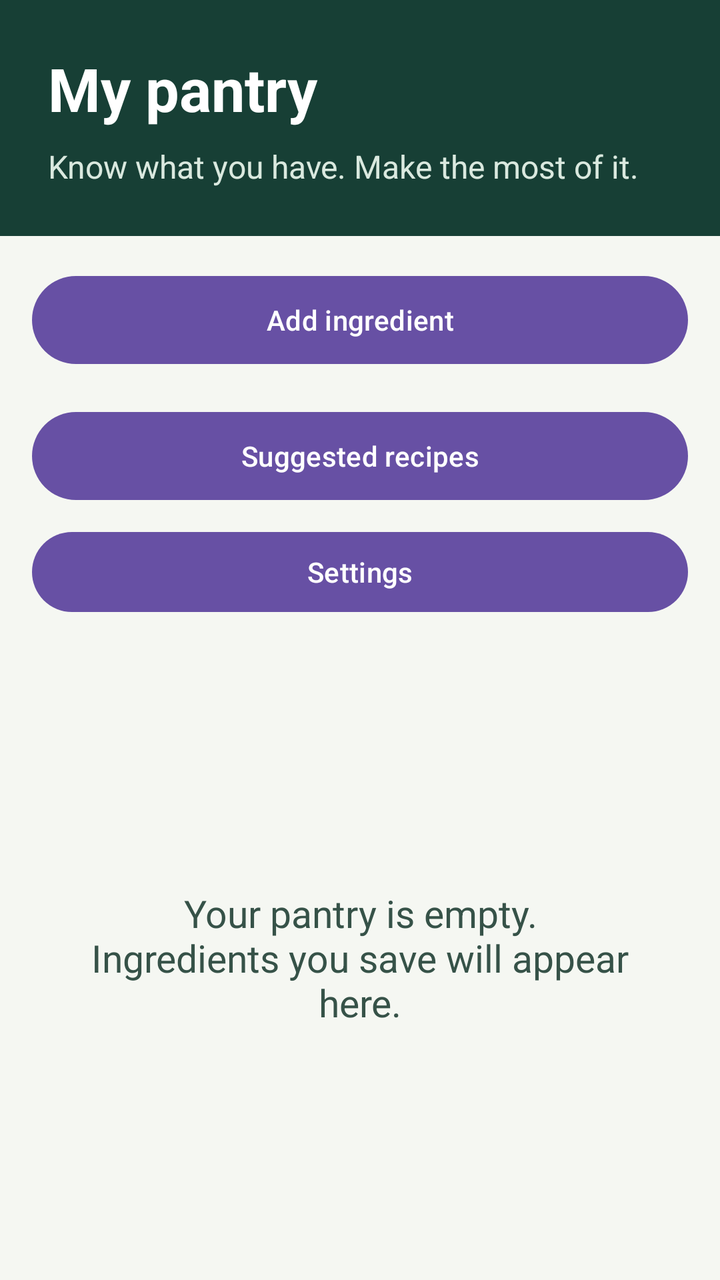
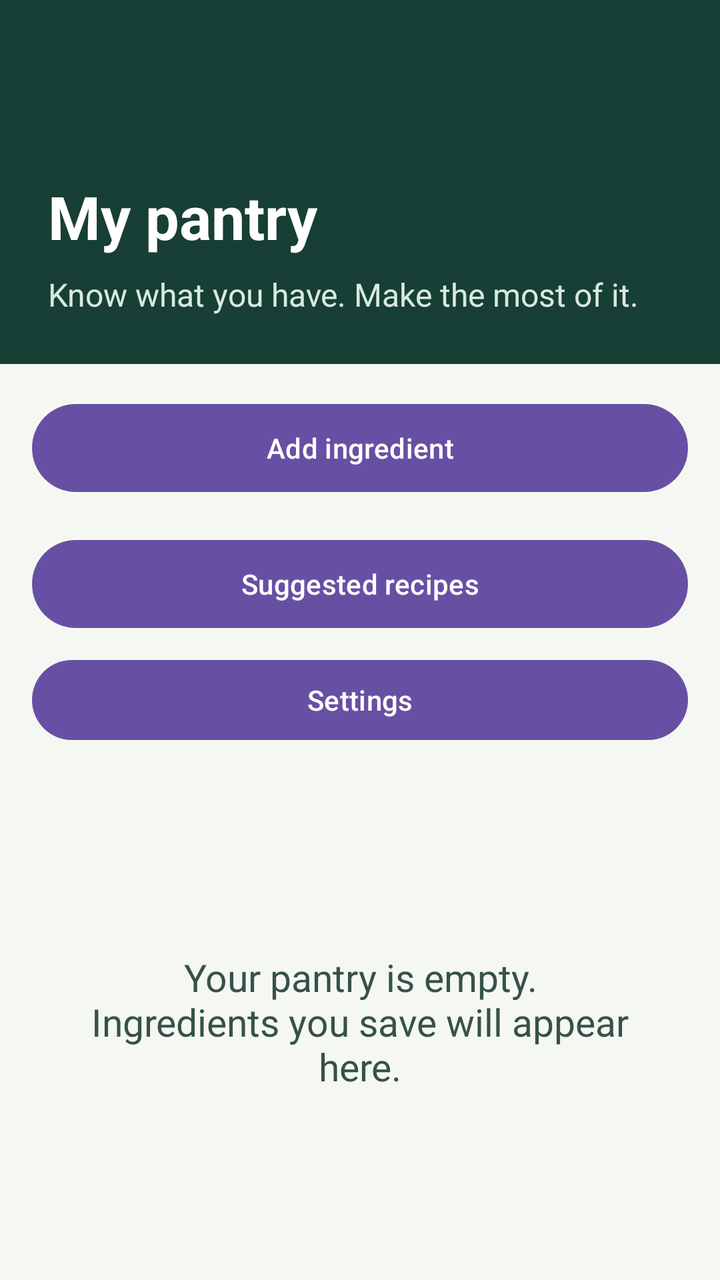

Compare the two renders of this Android layout. The source of the first and the diff that turns it into the second are given below.
<!-- AndroidManifest.xml: application theme Theme.SmartPantryManager -->
<!-- res/layout/activity_main.xml -->
<?xml version="1.0" encoding="utf-8"?>
<LinearLayout xmlns:android="http://schemas.android.com/apk/res/android"
    android:id="@+id/main"
    android:layout_width="match_parent"
    android:layout_height="match_parent"
    android:orientation="vertical"
    android:background="#F5F7F2">
    <LinearLayout
        android:layout_width="match_parent"
        android:layout_height="wrap_content"
        android:orientation="vertical"
        android:padding="24dp"
        android:background="#173F35">
        <TextView
            android:layout_width="match_parent"
            android:layout_height="wrap_content"
            android:text="@string/pantry_title"
            android:textSize="30sp"
            android:textStyle="bold"
            android:textColor="#FFFFFF" />
        <TextView
            android:layout_width="match_parent"
            android:layout_height="wrap_content"
            android:layout_marginTop="8dp"
            android:text="@string/pantry_subtitle"
            android:textSize="16sp"
            android:textColor="#DAE9DF" />
    </LinearLayout>
    <Button
        android:id="@+id/add_ingredient"
        android:layout_width="match_parent"
        android:layout_height="wrap_content"
        android:layout_margin="16dp"
        android:minHeight="52dp"
        android:text="@string/add_ingredient" />
    <Button android:id="@+id/open_recipes" android:layout_width="match_parent" android:layout_height="wrap_content" android:layout_marginHorizontal="16dp" android:layout_marginBottom="8dp" android:minHeight="52dp" android:text="@string/suggested_recipes" />
    <Button android:id="@+id/open_settings" android:layout_width="match_parent" android:layout_height="wrap_content" android:layout_marginHorizontal="16dp" android:layout_marginBottom="8dp" android:minHeight="48dp" android:text="@string/settings_title" />
    <FrameLayout
        android:layout_width="match_parent"
        android:layout_height="0dp"
        android:layout_weight="1">
        <ListView
            android:id="@+id/pantry_list"
            android:layout_width="match_parent"
            android:layout_height="match_parent"
            android:padding="16dp"
            android:clipToPadding="false"
            android:divider="#D8E2DA"
            android:dividerHeight="1dp" />
        <TextView
            android:id="@+id/empty_pantry"
            android:layout_width="match_parent"
            android:layout_height="match_parent"
            android:gravity="center"
            android:padding="32dp"
            android:text="@string/pantry_empty"
            android:textSize="19sp"
            android:textColor="#365248" />
    </FrameLayout>
</LinearLayout>
<!-- resources referenced by this layout -->
<resources>
  <string name="add_ingredient">Add ingredient</string>
  <string name="pantry_empty">Your pantry is empty.\nIngredients you save will appear here.</string>
  <string name="pantry_subtitle">Know what you have. Make the most of it.</string>
  <string name="pantry_title">My pantry</string>
  <string name="settings_title">Settings</string>
  <string name="suggested_recipes">Suggested recipes</string>
  <style name="Theme.SmartPantryManager" parent="Base.Theme.SmartPantryManager" />
  <style name="Base.Theme.SmartPantryManager" parent="Theme.Material3.DayNight.NoActionBar">
          
          
      </style>
</resources>

<!-- the commit's change to res/layout/activity_main.xml (unified diff, before → after) -->
@@ -5,6 +5,12 @@
     android:layout_height="match_parent"
     android:orientation="vertical"
     android:background="#F5F7F2">
+    <androidx.appcompat.widget.Toolbar
+        android:id="@+id/pantry_toolbar"
+        android:layout_width="match_parent"
+        android:layout_height="?attr/actionBarSize"
+        android:background="#173F35"
+        android:theme="@style/ThemeOverlay.AppCompat.Dark.ActionBar" />
     <LinearLayout
         android:layout_width="match_parent"
         android:layout_height="wrap_content"
